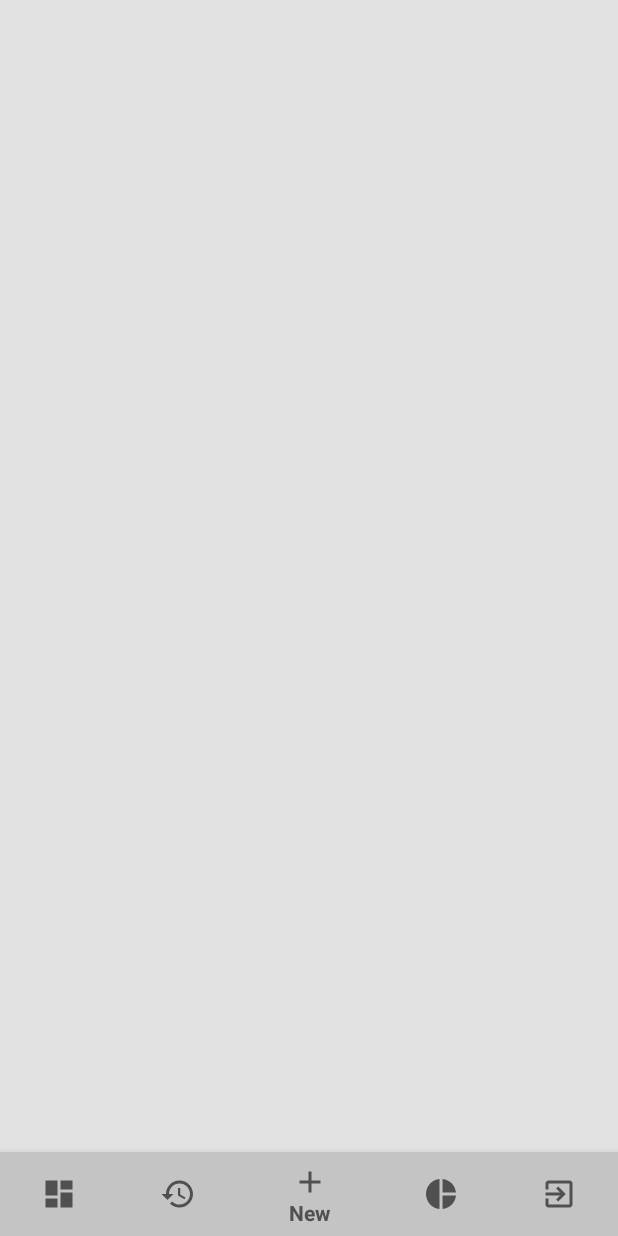
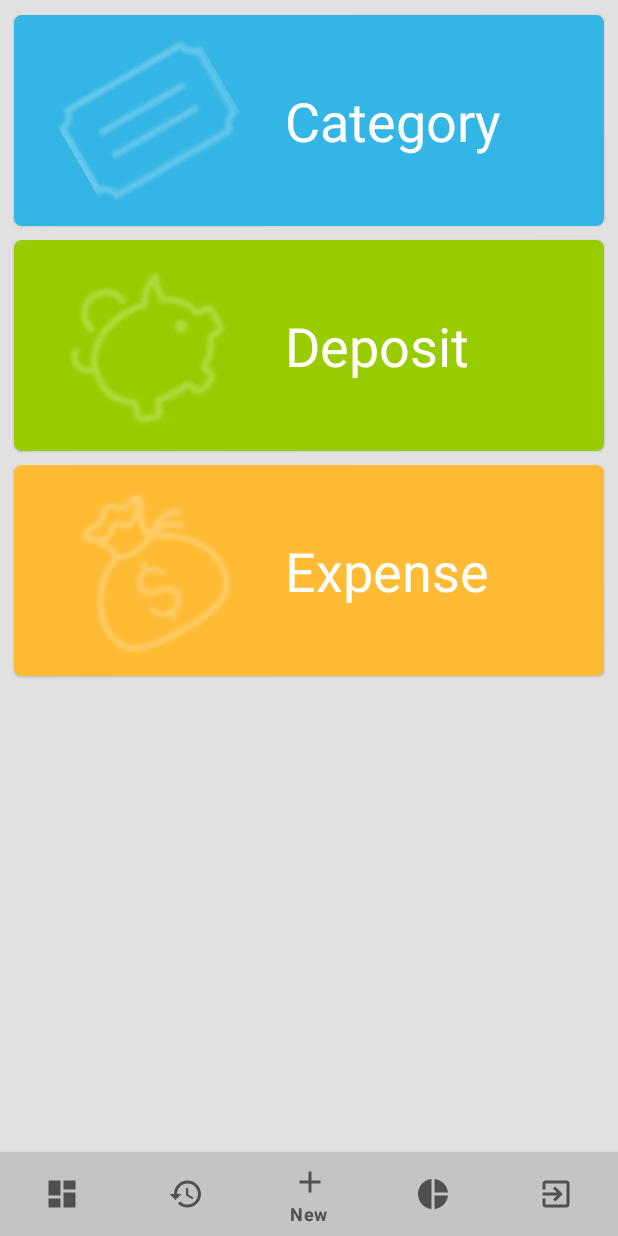
Before and after one commit to Omar-Khaium/ExpenseTracker, an Android app: the DashboardActivity screen opened directly, with no data from a screen before it, item 3 of the bottom bar chosen, on a phone screen of 412 x 824 dp. Run offline under Robolectric (Android 15) with nearby library versions, the phone set to English and light mode, and no system bars.

Commit message:
Subcategory added

```diff
--- a/app/src/main/AndroidManifest.xml
+++ b/app/src/main/AndroidManifest.xml
@@ -15,7 +15,8 @@
         android:roundIcon="@mipmap/ic_launcher_round"
         android:supportsRtl="true"
         android:theme="@style/AppTheme">
-        <activity android:name=".Activity.SignUpActivity"></activity>
+        <activity android:name=".Activity.NewCategoryActivity"></activity>
+        <activity android:name=".Activity.SignUpActivity" />
         <activity android:name=".Activity.DashboardActivity" />
         <activity android:name=".Activity.LoginActivity" />
         <activity android:name=".Activity.MainActivity">
--- a/app/src/main/java/org/emptybit/expensetracker/Activity/DashboardActivity.java
+++ b/app/src/main/java/org/emptybit/expensetracker/Activity/DashboardActivity.java
@@ -7,6 +7,7 @@ import android.support.v7.app.AppCompatActivity;
 import android.os.Bundle;
 import android.view.MenuItem;
 
+import org.emptybit.expensetracker.Fragment.CreateTransactionFragment;
 import org.emptybit.expensetracker.Fragment.DashboardFragment;
 import org.emptybit.expensetracker.R;
 
@@ -34,9 +35,9 @@ public class DashboardActivity extends AppCompatActivity {
 //                    case R.id.building_menu_information:
 //                        selectedFragment = new BuildingInformationFragment();
 //                        break;
-//                    case R.id.building_menu_protocol:
-//                        selectedFragment = new BuildingProtocolFragment();
-//                        break;
+                    case R.id.nav_dashboard_new_transaction:
+                    selectedFragment = new CreateTransactionFragment();
+                        break;
 //                    case R.id.building_menu_occupant:
 //                        selectedFragment = new BuildingOccupantFragment();
 //                        break;
--- /dev/null
+++ b/app/src/main/java/org/emptybit/expensetracker/Fragment/CreateTransactionFragment.java
@@ -0,0 +1,37 @@
+package org.emptybit.expensetracker.Fragment;
+
+import android.content.Intent;
+import android.os.Bundle;
+import android.support.annotation.NonNull;
+import android.support.annotation.Nullable;
+import android.support.design.card.MaterialCardView;
+import android.support.v4.app.Fragment;
+import android.view.LayoutInflater;
+import android.view.View;
+import android.view.ViewGroup;
+
+import org.emptybit.expensetracker.Activity.NewCategoryActivity;
+import org.emptybit.expensetracker.R;
+
+public class CreateTransactionFragment extends Fragment {
+
+    MaterialCardView xNewCategory, xDeposit, xExpense;
+
+    @Nullable
+    @Override
+    public View onCreateView(@NonNull LayoutInflater inflater, @Nullable ViewGroup container, @Nullable Bundle savedInstanceState) {
+        View view = inflater.inflate(R.layout.fragment_create_transaction, container, false);
+        xNewCategory = view.findViewById(R.id.create_transaction_in_category);
+        xDeposit = view.findViewById(R.id.create_transaction_in_deposit);
+        xExpense = view.findViewById(R.id.create_transaction_in_expense);
+
+        xNewCategory.setOnClickListener(new View.OnClickListener() {
+            @Override
+            public void onClick(View view) {
+                startActivity(new Intent(getActivity(), NewCategoryActivity.class));
+            }
+        });
+
+        return view;
+    }
+}
--- a/app/src/main/java/org/emptybit/expensetracker/Fragment/DashboardFragment.java
+++ b/app/src/main/java/org/emptybit/expensetracker/Fragment/DashboardFragment.java
@@ -36,7 +36,7 @@ public class DashboardFragment extends Fragment {
         mProfileImage = view.findViewById(R.id.fragment_dashboard_profile_picture);
         mProfileName = view.findViewById(R.id.fragment_dashboard_profile_name);
         mProfileCurrentMonthTotalDeposit = view.findViewById(R.id.fragment_dashboard_profile_monthly_total_deposit);
-        mProfileCurrentMonthTotalWithdrawn = view.findViewById(R.id.fragment_dashboard_profile_monthly_total_withdrawn);
+        mProfileCurrentMonthTotalWithdrawn = view.findViewById(R.id.fragment_dashboard_profile_monthly_total_expensen);
         mProfileCurrentMonthDailyBudgetLeft = view.findViewById(R.id.fragment_dashboard_profile_daily_budget_left);
 
         databaseHelper = new DatabaseHelper(getContext());
--- /dev/null
+++ b/app/src/main/res/drawable/ic_cancel.xml
@@ -0,0 +1,5 @@
+<vector android:height="24dp" android:tint="#4B4B4B"
+    android:viewportHeight="24.0" android:viewportWidth="24.0"
+    android:width="24dp" xmlns:android="http://schemas.android.com/apk/res/android">
+    <path android:fillColor="#FF000000" android:pathData="M12,2C6.47,2 2,6.47 2,12s4.47,10 10,10 10,-4.47 10,-10S17.53,2 12,2zM17,15.59L15.59,17 12,13.41 8.41,17 7,15.59 10.59,12 7,8.41 8.41,7 12,10.59 15.59,7 17,8.41 13.41,12 17,15.59z"/>
+</vector>
--- a/app/src/main/res/layout/activity_dashboard.xml
+++ b/app/src/main/res/layout/activity_dashboard.xml
@@ -4,25 +4,25 @@
     xmlns:tools="http://schemas.android.com/tools"
     android:layout_width="match_parent"
     android:layout_height="match_parent"
-    tools:context=".Activity.DashboardActivity"
-    android:background="@color/colorPrimary">
+    android:background="@color/colorPrimary"
+    tools:context=".Activity.DashboardActivity">
 
     <android.support.design.widget.BottomNavigationView
         android:id="@+id/dashboard_navigation"
         android:layout_width="match_parent"
         android:layout_height="wrap_content"
         android:layout_alignParentBottom="true"
+        android:background="@color/colorPrimaryDark"
         app:itemIconTint="@color/colorAccent"
         app:itemTextColor="@color/colorAccent"
-        app:menu="@menu/menu_dashboard"
         app:labelVisibilityMode="selected"
-        android:background="@color/colorPrimaryDark"/>
+        app:menu="@menu/menu_dashboard" />
 
     <FrameLayout
         android:id="@+id/dashboard_container"
         android:layout_width="match_parent"
         android:layout_height="match_parent"
-        android:layout_above="@+id/dashboard_navigation"/>
+        android:layout_above="@+id/dashboard_navigation" />
 
 
 </RelativeLayout>
--- /dev/null
+++ b/app/src/main/res/layout/fragment_create_transaction.xml
@@ -0,0 +1,143 @@
+<?xml version="1.0" encoding="utf-8"?>
+<LinearLayout xmlns:android="http://schemas.android.com/apk/res/android"
+    xmlns:app="http://schemas.android.com/apk/res-auto"
+    android:layout_width="match_parent"
+    android:layout_height="match_parent"
+    android:orientation="vertical"
+    android:padding="5dp">
+
+    <android.support.design.card.MaterialCardView
+        android:id="@+id/create_transaction_in_category"
+        android:layout_width="match_parent"
+        android:layout_height="150dp"
+        android:clickable="true"
+        android:foreground="?attr/selectableItemBackground"
+        app:cardBackgroundColor="@android:color/holo_blue_light"
+        app:cardCornerRadius="5dp"
+        app:cardUseCompatPadding="true"
+        android:focusable="true">
+
+        <RelativeLayout
+            android:layout_width="match_parent"
+            android:layout_height="wrap_content"
+            android:padding="15dp">
+
+            <ImageView
+                android:id="@+id/category_icon"
+                android:layout_width="150dp"
+                android:layout_height="150dp"
+                android:layout_alignParentStart="true"
+                android:layout_alignParentTop="true"
+                android:alpha=".25"
+                android:rotation="330"
+                android:tint="@android:color/white"
+                android:src="@drawable/ic_category" />
+
+            <LinearLayout
+                android:layout_width="match_parent"
+                android:layout_height="match_parent"
+                android:layout_toEndOf="@+id/category_icon"
+                android:orientation="vertical">
+
+                <TextView
+                    android:layout_width="wrap_content"
+                    android:layout_height="match_parent"
+                    android:layout_marginLeft="15dp"
+                    android:gravity="center"
+                    android:text="Category"
+                    android:textColor="@android:color/white"
+                    android:textSize="@dimen/text_size_jumbo" />
+            </LinearLayout>
+        </RelativeLayout>
+    </android.support.design.card.MaterialCardView>
+
+    <android.support.design.card.MaterialCardView
+        android:id="@+id/create_transaction_in_deposit"
+        android:layout_width="match_parent"
+        android:layout_height="150dp"
+        android:clickable="true"
+        android:foreground="?attr/selectableItemBackground"
+        app:cardBackgroundColor="@android:color/holo_green_light"
+        app:cardCornerRadius="5dp"
+        app:cardUseCompatPadding="true"
+        android:focusable="true">
+
+        <RelativeLayout
+            android:layout_width="match_parent"
+            android:layout_height="wrap_content"
+            android:padding="15dp">
+
+            <ImageView
+                android:id="@+id/deposit_icon"
+                android:layout_width="150dp"
+                android:layout_height="150dp"
+                android:layout_alignParentStart="true"
+                android:layout_alignParentTop="true"
+                android:alpha=".25"
+                android:rotation="330"
+                android:tint="@android:color/white"
+                android:src="@drawable/ic_deposit" />
+
+            <LinearLayout
+                android:layout_width="match_parent"
+                android:layout_height="match_parent"
+                android:layout_toEndOf="@+id/deposit_icon"
+                android:orientation="vertical">
+
+                <TextView
+                    android:layout_width="wrap_content"
+                    android:layout_height="match_parent"
+                    android:layout_marginLeft="15dp"
+                    android:gravity="center"
+                    android:text="Deposit"
+                    android:textColor="@android:color/white"
+                    android:textSize="@dimen/text_size_jumbo" />
+            </LinearLayout>
+        </RelativeLayout>
+    </android.support.design.card.MaterialCardView>
+
+    <android.support.design.card.MaterialCardView
+        android:id="@+id/create_transaction_in_expense"
+        android:layout_width="match_parent"
+        android:layout_height="150dp"
+        android:clickable="true"
+        android:foreground="?attr/selectableItemBackground"
+        app:cardBackgroundColor="@android:color/holo_orange_light"
+        app:cardCornerRadius="5dp"
+        app:cardUseCompatPadding="true"
+        android:focusable="true">
+
+        <RelativeLayout
+            android:layout_width="match_parent"
+            android:layout_height="wrap_content"
+            android:padding="15dp">
+
+            <ImageView
+                android:id="@+id/expense_icon"
+                android:layout_width="150dp"
+                android:layout_height="150dp"
+                android:layout_alignParentStart="true"
+                android:layout_alignParentTop="true"
+                android:alpha=".25"
+                android:rotation="330"
+                android:tint="@android:color/white"
+                android:src="@drawable/ic_expense" />
+
+            <LinearLayout
+                android:layout_width="match_parent"
+                android:layout_height="match_parent"
+                android:layout_toEndOf="@+id/expense_icon"
+                android:orientation="vertical">
+
+                <TextView
+                    android:layout_width="wrap_content"
+                    android:layout_height="match_parent"
+                    android:layout_marginLeft="15dp"
+                    android:gravity="center"
+                    android:text="Expense"
+                    android:textColor="@android:color/white"
+                    android:textSize="@dimen/text_size_jumbo" />
+            </LinearLayout>
+        </RelativeLayout>
+    </android.support.design.card.MaterialCardView>
+</LinearLayout>
--- a/app/src/main/res/layout/fragment_dashboard.xml
+++ b/app/src/main/res/layout/fragment_dashboard.xml
@@ -8,7 +8,7 @@
         android:layout_width="match_parent"
         android:layout_height="wrap_content"
         app:cardBackgroundColor="@color/colorPrimary"
-        app:cardCornerRadius="5dp"
+        app:cardCornerRadius="5dp"         android:clickable="true"         android:foreground="?attr/selectableItemBackground"
         app:cardElevation="5dp"
         app:cardMaxElevation="5dp"
         app:cardUseCompatPadding="true">
@@ -45,10 +45,10 @@
                     android:hint="Total deposit" />
 
                 <TextView
-                    android:id="@+id/fragment_dashboard_profile_monthly_total_withdrawn"
+                    android:id="@+id/fragment_dashboard_profile_monthly_total_expensen"
                     android:layout_width="wrap_content"
                     android:layout_height="wrap_content"
-                    android:hint="Total withdrawn" />
+                    android:hint="Total expensen" />
 
                 <TextView
                     android:id="@+id/fragment_dashboard_profile_daily_budget_left"
--- a/app/src/main/res/values/styles.xml
+++ b/app/src/main/res/values/styles.xml
@@ -1,7 +1,7 @@
 <resources>
 
     <!-- Base application theme. -->
-    <style name="AppTheme" parent="Theme.AppCompat.Light.NoActionBar">
+    <style name="AppTheme" parent="Theme.MaterialComponents.Light.NoActionBar">
         <!-- Customize your theme here. -->
         <item name="colorPrimary">@color/colorPrimary</item>
         <item name="colorPrimaryDark">@color/colorPrimaryDark</item>
```
Also changed, not shown: app/src/main/java/org/emptybit/expensetracker/Activity/NewCategoryActivity.java (added, +109 -0 lines), app/src/main/java/org/emptybit/expensetracker/Adapter/RemarkAdapter.java (added, +65 -0 lines), app/src/main/java/org/emptybit/expensetracker/Database/DatabaseQuery.java (+8 -0 lines), app/src/main/res/layout/activity_new_category.xml (added, +41 -0 lines), app/src/main/res/layout/layout_remarks.xml (added, +16 -0 lines), app/src/main/res/values/dimens.xml (+7 -0 lines), app/src/main/res/values/strings.xml (+9 -0 lines), app/src/main/res/drawable/ic_category.png (added), app/src/main/res/drawable/ic_deposit.png (added), app/src/main/res/drawable/ic_expense.png (added).
